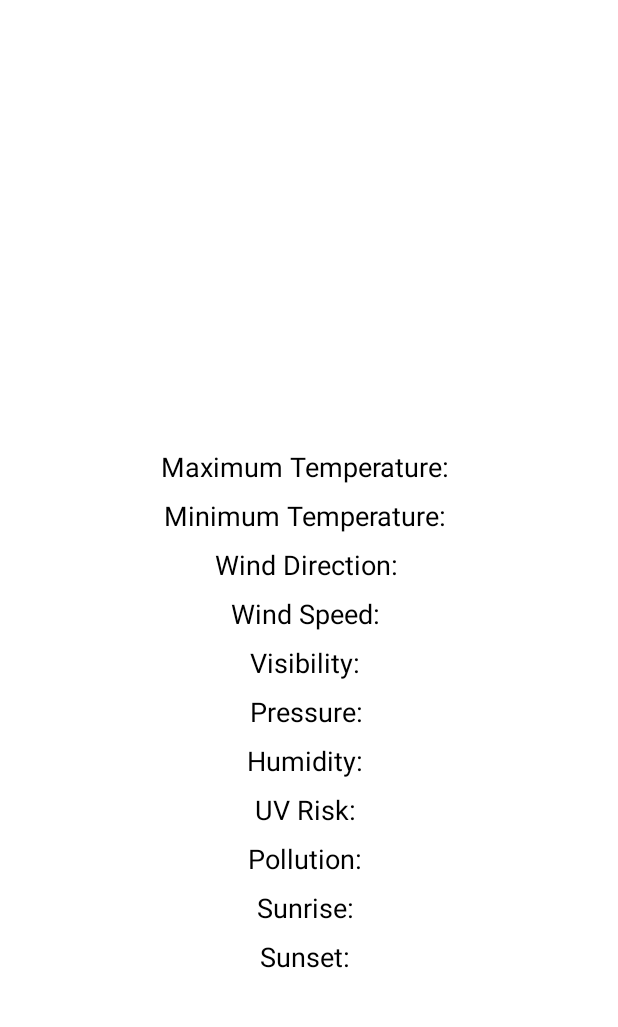
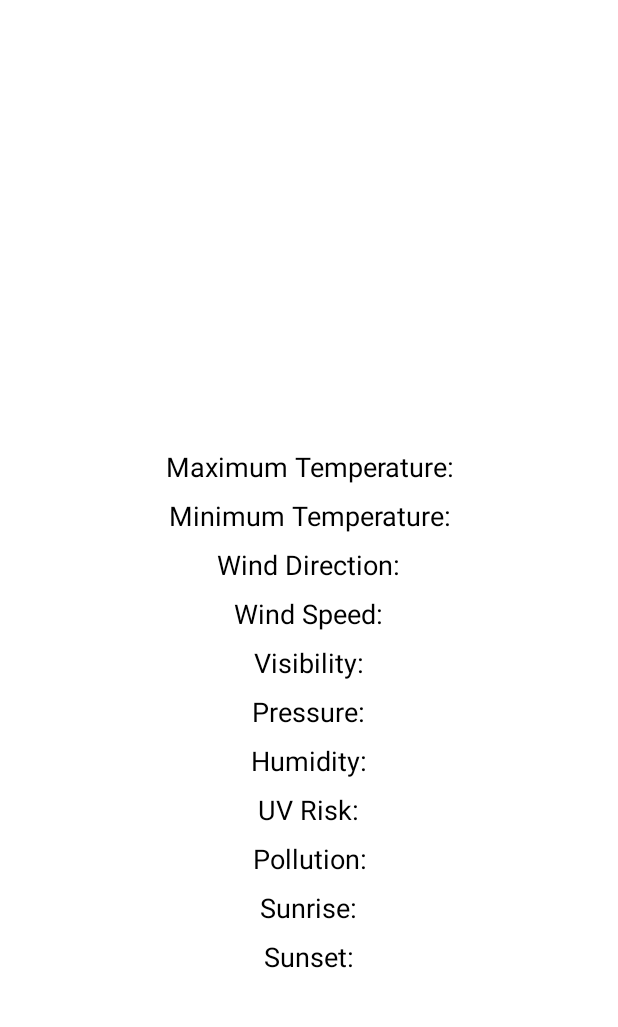
Before and after one commit to boblothian/MobileApp_CW1_RSS, an Android app: the fragment WeatherInfoFragment placed in its activity, in the side drawer, after a tap on "Next Location", on a phone screen of 412 x 824 dp, the part 96-1123 px from its top. Run offline under Robolectric (Android 15) with nearby library versions, the phone set to English and light mode, and no system bars; pictures from the network do not load.

Commit message:
Version 1.0

```diff
--- a/app/src/main/java/com/example/lothian_robert_rlothi300/MainActivity.java
+++ b/app/src/main/java/com/example/lothian_robert_rlothi300/MainActivity.java
@@ -6,7 +6,6 @@
 package com.example.lothian_robert_rlothi300;
 
 import android.content.Intent;
-import android.content.res.Configuration;
 import android.os.Bundle;
 import android.os.Handler;
 import android.util.Log;
@@ -465,7 +464,7 @@ public class MainActivity extends AppCompatActivity implements OnClickListener,
             String dateString = dateFormat.format(date); // Get the current date
 
             // Set the current day and date in the WeatherInfo object
-            weatherInfo.setDay(day);
+            weatherInfo.setDay();
             weatherInfo.setDate(dateString);
 
             // Return the formatted date
@@ -589,7 +588,7 @@ public class MainActivity extends AppCompatActivity implements OnClickListener,
                 String day = parts[0].trim();
 
                 // Set the day in the WeatherInfo object
-                weatherInfo.setDay(day);
+                weatherInfo.setDay();
                 Log.d("ParseTitle3Day", "Day extracted: " + day);
 
                 // Extract the weather condition
--- a/app/src/main/java/com/example/lothian_robert_rlothi300/ThreeDayForecastActivity.java
+++ b/app/src/main/java/com/example/lothian_robert_rlothi300/ThreeDayForecastActivity.java
@@ -33,6 +33,23 @@ public class ThreeDayForecastActivity extends AppCompatActivity {
 
         // Retrieve location ID from intent extras
         String locationID = getIntent().getStringExtra("locationID");
+        String locationName = getString(locationID);
+
+        // Set location text
+        TextView locationTextView = findViewById(R.id.locationTextView);
+        locationTextView.setText(locationName);
+
+        // Display weather information for each day
+        displayWeatherInfo(weatherInfoList1, R.id.fragmentContainer1);
+        displayWeatherInfo(weatherInfoList2, R.id.fragmentContainer2);
+        displayWeatherInfo(weatherInfoList3, R.id.fragmentContainer3);
+
+        Button backButton = findViewById(R.id.backButton);
+        backButton.setOnClickListener(v -> finish());
+    }
+
+    @NonNull
+    private static String getString(String locationID) {
         String locationName = "";
 
         //convert location identify to place location name.
@@ -49,18 +66,7 @@ public class ThreeDayForecastActivity extends AppCompatActivity {
         } else if ("1185241".equals(locationID)) {
             locationName = "Bangladesh";
         }
-
-        // Set location text
-        TextView locationTextView = findViewById(R.id.locationTextView);
-        locationTextView.setText(locationName);
-
-        // Display weather information for each day
-        displayWeatherInfo(weatherInfoList1, R.id.fragmentContainer1);
-        displayWeatherInfo(weatherInfoList2, R.id.fragmentContainer2);
-        displayWeatherInfo(weatherInfoList3, R.id.fragmentContainer3);
-
-        Button backButton = findViewById(R.id.backButton);
-        backButton.setOnClickListener(v -> finish());
+        return locationName;
     }
 
     public void onConfigurationChanged(@NonNull Configuration newConfig) {
--- a/app/src/main/java/com/example/lothian_robert_rlothi300/WeatherInfo.java
+++ b/app/src/main/java/com/example/lothian_robert_rlothi300/WeatherInfo.java
@@ -28,7 +28,7 @@ public class WeatherInfo implements Serializable {
     public WeatherInfo() {
     }
 
-    public void setDay(String day) {
+    public void setDay() {
     }
 
     public String getDate() {
--- a/app/src/main/java/com/example/lothian_robert_rlothi300/WeatherInfoFragment.java
+++ b/app/src/main/java/com/example/lothian_robert_rlothi300/WeatherInfoFragment.java
@@ -113,10 +113,6 @@ public class WeatherInfoFragment extends Fragment {
             }
         }
 
-    public String getWeatherCondition() {
-        return weatherCondition;
-    }
-
     public void setWeatherCondition(String condition) {
         // Set the weather condition in the fragment
         weatherCondition = condition;
--- a/app/src/main/res/layout/activity_maps.xml
+++ b/app/src/main/res/layout/activity_maps.xml
@@ -1,6 +1,5 @@
 <?xml version="1.0" encoding="utf-8"?>
-<fragment xmlns:android="http://schemas.android.com/apk/res/android"
-    xmlns:map="http://schemas.android.com/apk/res-auto"
+<androidx.fragment.app.FragmentContainerView xmlns:android="http://schemas.android.com/apk/res/android"
     xmlns:tools="http://schemas.android.com/tools"
     android:id="@+id/map"
     android:name="com.google.android.gms.maps.SupportMapFragment"
--- a/app/src/main/res/layout/nav_header_main.xml
+++ b/app/src/main/res/layout/nav_header_main.xml
@@ -9,12 +9,12 @@
     <TextView
         android:layout_width="wrap_content"
         android:layout_height="wrap_content"
-        android:text="Weather Application"
+        android:text="@string/weather_application"
         android:textAppearance="?attr/textAppearanceHeadline5" />
 
     <TextView
         android:layout_width="wrap_content"
         android:layout_height="wrap_content"
-        android:text="Mobile App Development CW1" />
+        android:text="@string/mobile_app_development_cw1" />
 
 </LinearLayout>
--- a/app/src/main/res/layout/weather_info_fragment.xml
+++ b/app/src/main/res/layout/weather_info_fragment.xml
@@ -1,11 +1,11 @@
 <?xml version="1.0" encoding="utf-8"?>
 <androidx.appcompat.widget.LinearLayoutCompat xmlns:android="http://schemas.android.com/apk/res/android"
+    xmlns:tools="http://schemas.android.com/tools"
     android:layout_width="match_parent"
     android:layout_height="match_parent"
     android:background="@android:color/white">
 
     <LinearLayout
-        xmlns:android="http://schemas.android.com/apk/res/android"
         android:layout_width="match_parent"
         android:layout_height="match_parent"
         android:orientation="vertical"
@@ -16,7 +16,7 @@
             android:id="@+id/dayFrag"
             android:layout_width="wrap_content"
             android:layout_height="wrap_content"
-            android:textSize="28dp"
+            android:textSize="28sp"
             android:textColor="@android:color/black"
             android:gravity="center"
             android:layout_gravity="center"
@@ -27,13 +27,14 @@
         <ImageView
             android:id="@+id/weatherImage"
             android:layout_width="100dp"
-            android:layout_height="100dp"/>
+            android:layout_height="100dp"
+            tools:ignore="ContentDescription" />
 
         <TextView
             android:id="@+id/maxTempFrag"
             android:layout_width="wrap_content"
             android:layout_height="wrap_content"
-            android:text="Maximum Temperature: "
+            android:text="@string/maximum_temperature"
             android:textSize="18sp"
             android:textColor="@android:color/black"
             android:textAlignment="center"
@@ -44,7 +45,7 @@
             android:id="@+id/minTempFrag"
             android:layout_width="wrap_content"
             android:layout_height="wrap_content"
-            android:text="Minimum Temperature: "
+            android:text="@string/minimum_temperature"
             android:textSize="18sp"
             android:textColor="@android:color/black"
             android:textAlignment="center"
@@ -55,7 +56,7 @@
             android:id="@+id/windDirectionFrag"
             android:layout_width="wrap_content"
             android:layout_height="wrap_content"
-            android:text="Wind Direction: "
+            android:text="@string/wind_direction"
             android:textSize="18sp"
             android:textColor="@android:color/black"
             android:textAlignment="center"
@@ -66,7 +67,7 @@
             android:id="@+id/windSpeedFrag"
             android:layout_width="wrap_content"
             android:layout_height="wrap_content"
-            android:text="Wind Speed: "
+            android:text="@string/wind_speed"
             android:textSize="18sp"
             android:textColor="@android:color/black"
             android:textAlignment="center"
@@ -77,7 +78,7 @@
             android:id="@+id/visibilityFrag"
             android:layout_width="wrap_content"
             android:layout_height="wrap_content"
-            android:text="Visibility: "
+            android:text="@string/visibility"
             android:textSize="18sp"
             android:textColor="@android:color/black"
             android:textAlignment="center"
@@ -88,7 +89,7 @@
             android:id="@+id/pressureFrag"
             android:layout_width="wrap_content"
             android:layout_height="wrap_content"
-            android:text="Pressure: "
+            android:text="@string/pressure"
             android:textSize="18sp"
             android:textColor="@android:color/black"
             android:textAlignment="center"
@@ -99,7 +100,7 @@
             android:id="@+id/humidityFrag"
             android:layout_width="wrap_content"
             android:layout_height="wrap_content"
-            android:text="Humidity: "
+            android:text="@string/humidity"
             android:textSize="18sp"
             android:textColor="@android:color/black"
             android:textAlignment="center"
@@ -110,7 +111,7 @@
             android:id="@+id/uvRiskFrag"
             android:layout_width="wrap_content"
             android:layout_height="wrap_content"
-            android:text="UV Risk: "
+            android:text="@string/uv_risk"
             android:textSize="18sp"
             android:textColor="@android:color/black"
             android:textAlignment="center"
@@ -121,7 +122,7 @@
             android:id="@+id/pollutionFrag"
             android:layout_width="wrap_content"
             android:layout_height="wrap_content"
-            android:text="Pollution: "
+            android:text="@string/pollution"
             android:textSize="18sp"
             android:textColor="@android:color/black"
             android:textAlignment="center"
@@ -132,7 +133,7 @@
             android:id="@+id/sunriseFrag"
             android:layout_width="wrap_content"
             android:layout_height="wrap_content"
-            android:text="Sunrise: "
+            android:text="@string/sunrise"
             android:textSize="18sp"
             android:textColor="@android:color/black"
             android:textAlignment="center"
@@ -143,7 +144,7 @@
             android:id="@+id/sunsetFrag"
             android:layout_width="wrap_content"
             android:layout_height="wrap_content"
-            android:text="Sunset: "
+            android:text="@string/sunset"
             android:textSize="18sp"
             android:textColor="@android:color/black"
             android:textAlignment="center"
--- a/app/src/main/res/values/strings.xml
+++ b/app/src/main/res/values/strings.xml
@@ -4,5 +4,21 @@
 
     <string name="navigation_drawer_open">Open navigation drawer</string>
     <string name="navigation_drawer_close">Open navigation drawer</string>
+    <string name="location">Location:</string>
+    <string name="back">Back</string>
+    <string name="robert_lothian_s2225607">Robert Lothian S2225607</string>
+    <string name="weather_application">Weather Application</string>
+    <string name="mobile_app_development_cw1">Mobile App Development CW1</string>
+    <string name="maximum_temperature">Maximum Temperature:</string>
+    <string name="minimum_temperature">Minimum Temperature:</string>
+    <string name="wind_direction">Wind Direction:</string>
+    <string name="wind_speed">Wind Speed:</string>
+    <string name="visibility">Visibility:</string>
+    <string name="pressure">Pressure:</string>
+    <string name="humidity">Humidity:</string>
+    <string name="uv_risk">UV Risk:</string>
+    <string name="pollution">Pollution:</string>
+    <string name="sunrise">Sunrise:</string>
+    <string name="sunset">Sunset:</string>
 
 </resources>
```
Also changed, not shown: app/src/main/res/layout/activity_three_day_forecast.xml (+5 -5 lines).
